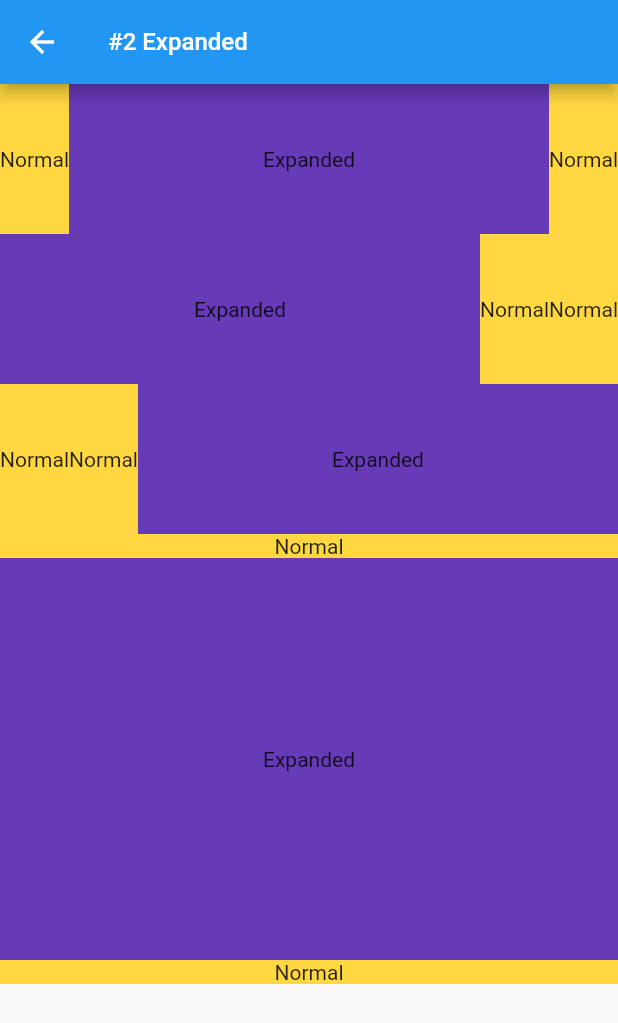
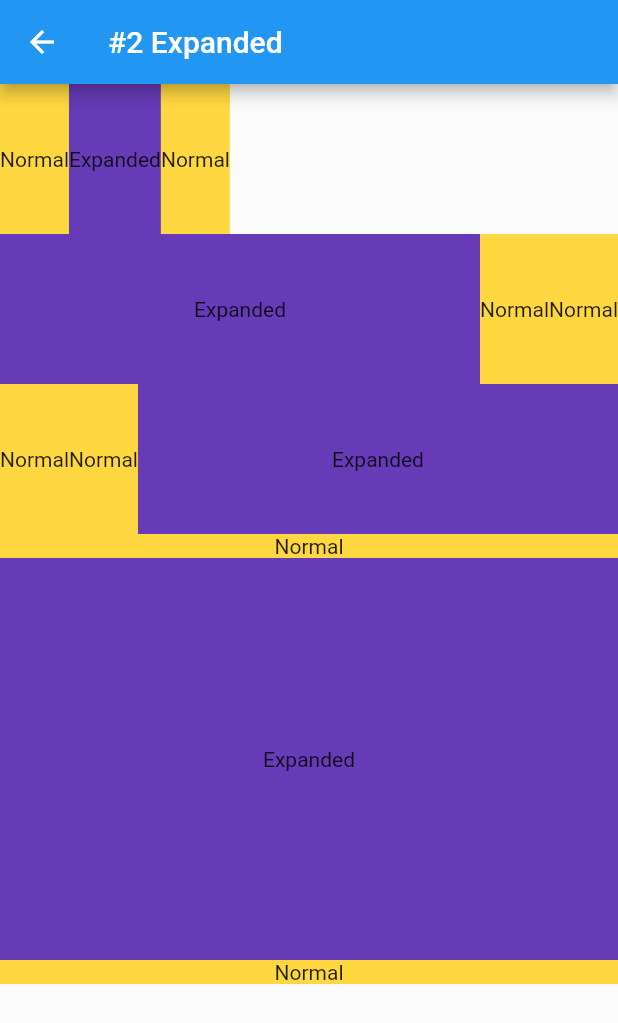
Before and after one commit to dev-otter/flutter_widget_of_the_week, a Flutter app: the screen it shows after launch, after a tap on "#2 Expanded", on a phone screen of 412 x 824 dp. Shown: the top 1023 px of the screen. Run offline on Flutter 3.47's test engine with Material 2 defaults, Android fonts, the phone set to English and light mode, and no system bars.

Commit message:
Add Wrap widget

```diff
--- a/lib/main_page.dart
+++ b/lib/main_page.dart
@@ -1,6 +1,7 @@
 import 'package:flutter/material.dart';
-import 'package:flutter_widget_of_the_week/safearea/expanded_page.dart';
-import 'package:flutter_widget_of_the_week/safearea/safe_area_page.dart';
+import 'package:flutter_widget_of_the_week/widget_of_the_week/expanded_page.dart';
+import 'package:flutter_widget_of_the_week/widget_of_the_week/safe_area_page.dart';
+import 'package:flutter_widget_of_the_week/widget_of_the_week/wrap_page.dart';
 
 import 'my_app_bar.dart';
 
@@ -15,11 +16,12 @@ class _MainPageState extends State<MainPage> {
   @override
   Widget build(BuildContext context) {
     return Scaffold(
-      appBar: MyAppBar(text: 'Flutter Widget of the Week'),
+      appBar: MyAppBar(titleText: 'Flutter Widget of the Week'),
       body: ListView(
         children: [
           buildElevatedButton(SafeAreaPage.pageName, const SafeAreaPage()),
           buildElevatedButton(ExpandedPage.pageName, const ExpandedPage()),
+          buildElevatedButton(WrapPage.pageName, const WrapPage()),
         ],
       ),
     );
--- a/lib/my_app_bar.dart
+++ b/lib/my_app_bar.dart
@@ -3,12 +3,12 @@ import 'package:flutter/material.dart';
 class MyAppBar extends AppBar {
   MyAppBar({
     Key? key,
-    required String text,
+    required String titleText,
   }) : super(
           key: key,
           title: Text(
-            text,
-            style: const TextStyle(fontSize: 16),
+            titleText,
+            style: const TextStyle(fontSize: 20),
           ),
         );
 }
--- a/lib/safearea/expanded_page.dart
+++ b/lib/widget_of_the_week/expanded_page.dart
@@ -15,7 +15,7 @@ class _ExpandedPageState extends State<ExpandedPage> {
   Widget build(BuildContext context) {
     return Scaffold(
       appBar: MyAppBar(
-        text: ExpandedPage.pageName,
+        titleText: ExpandedPage.pageName,
       ),
       body: _buildListView(),
     );
@@ -34,6 +34,7 @@ class _ExpandedPageState extends State<ExpandedPage> {
               ),
             ),
             Expanded(
+              flex: 0, // if the flex is 0 or null, it will be inflexible.
               child: Container(
                 height: 100,
                 color: Colors.deepPurple,
--- a/lib/safearea/safe_area_page.dart
+++ b/lib/widget_of_the_week/safe_area_page.dart
@@ -7,14 +7,14 @@ class SafeAreaPage extends StatefulWidget {
   const SafeAreaPage({Key? key}) : super(key: key);
 
   @override
-  _SafeAreaPageState createState() => _SafeAreaPageState();
+  State<SafeAreaPage> createState() => _SafeAreaPageState();
 }
 
 class _SafeAreaPageState extends State<SafeAreaPage> {
   @override
   Widget build(BuildContext context) {
     return Scaffold(
-      appBar: MyAppBar(text: SafeAreaPage.pageName),
+      appBar: MyAppBar(titleText: SafeAreaPage.pageName),
       body: SafeArea(
         child: _buildListView(),
       ),
```
Also changed, not shown: lib/widget_of_the_week/wrap_page.dart (added, +87 -0 lines).
